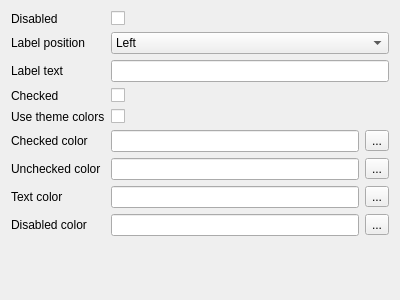
This is examples/checkboxsettingsform.ui in sebcaux/qt-material-widgets as Qt 5 draws it before an edit. The edited form follows.
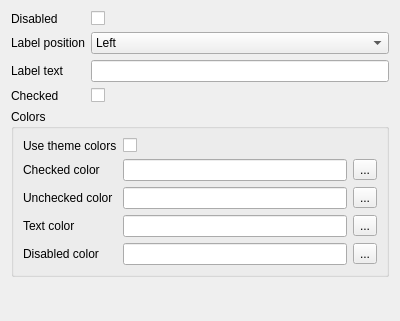
This is the edited form.

Commit message: [examples] Reviewed layouts, added groupbox for colors

Patch:
```diff
--- a/examples/checkboxsettingsform.ui
+++ b/examples/checkboxsettingsform.ui
@@ -7,7 +7,7 @@
     <x>0</x>
     <y>0</y>
     <width>400</width>
-    <height>300</height>
+    <height>321</height>
    </rect>
   </property>
   <property name="windowTitle">
@@ -67,27 +67,37 @@
      <item row="3" column="1">
       <widget class="QCheckBox" name="checkedCheckBox"/>
      </item>
-     <item row="4" column="0">
+     <item row="4" column="0" colspan="2">
+      <widget class="QGroupBox" name="groupBox">
+       <property name="title">
+        <string>Colors</string>
+       </property>
+       <layout class="QFormLayout" name="formLayout_2">
+        <item row="0" column="0">
       <widget class="QLabel" name="useThemeColorsLabel">
        <property name="text">
         <string>Use theme colors</string>
        </property>
       </widget>
      </item>
-     <item row="4" column="1">
+        <item row="0" column="1">
       <widget class="QCheckBox" name="useThemeColorsCheckBox"/>
      </item>
-     <item row="5" column="0">
+        <item row="1" column="0">
       <widget class="QLabel" name="checkedColorLabel">
        <property name="text">
         <string>Checked color</string>
        </property>
       </widget>
      </item>
-     <item row="5" column="1">
+        <item row="1" column="1">
       <layout class="QHBoxLayout" name="horizontalLayout">
        <item>
-        <widget class="QLineEdit" name="checkedColorLineEdit"/>
+           <widget class="QLineEdit" name="checkedColorLineEdit">
+            <property name="readOnly">
+             <bool>true</bool>
+            </property>
+           </widget>
        </item>
        <item>
         <widget class="QToolButton" name="checkedColorToolButton">
@@ -98,17 +108,21 @@
        </item>
       </layout>
      </item>
-     <item row="6" column="0">
+        <item row="2" column="0">
       <widget class="QLabel" name="uncheckedColorLabel">
        <property name="text">
         <string>Unchecked color</string>
        </property>
       </widget>
      </item>
-     <item row="6" column="1">
+        <item row="2" column="1">
       <layout class="QHBoxLayout" name="horizontalLayout_2">
        <item>
-        <widget class="QLineEdit" name="uncheckedColorLineEdit"/>
+           <widget class="QLineEdit" name="uncheckedColorLineEdit">
+            <property name="readOnly">
+             <bool>true</bool>
+            </property>
+           </widget>
        </item>
        <item>
         <widget class="QToolButton" name="uncheckedColorToolButton">
@@ -119,24 +133,21 @@
        </item>
       </layout>
      </item>
-     <item row="7" column="0">
+        <item row="3" column="0">
       <widget class="QLabel" name="textColorLabel">
        <property name="text">
         <string>Text color</string>
        </property>
       </widget>
      </item>
-     <item row="8" column="0">
-      <widget class="QLabel" name="disabledColorLabel">
-       <property name="text">
-        <string>Disabled color</string>
-       </property>
-      </widget>
-     </item>
-     <item row="7" column="1">
+        <item row="3" column="1">
       <layout class="QHBoxLayout" name="horizontalLayout_3">
        <item>
-        <widget class="QLineEdit" name="textColorLineEdit"/>
+           <widget class="QLineEdit" name="textColorLineEdit">
+            <property name="readOnly">
+             <bool>true</bool>
+            </property>
+           </widget>
        </item>
        <item>
         <widget class="QToolButton" name="textColorToolButton">
@@ -147,10 +158,21 @@
        </item>
       </layout>
      </item>
-     <item row="8" column="1">
+        <item row="4" column="0">
+         <widget class="QLabel" name="disabledColorLabel">
+          <property name="text">
+           <string>Disabled color</string>
+          </property>
+         </widget>
+        </item>
+        <item row="4" column="1">
       <layout class="QHBoxLayout" name="horizontalLayout_4">
        <item>
-        <widget class="QLineEdit" name="disabledColorLineEdit"/>
+           <widget class="QLineEdit" name="disabledColorLineEdit">
+            <property name="readOnly">
+             <bool>true</bool>
+            </property>
+           </widget>
        </item>
        <item>
         <widget class="QToolButton" name="disabledColorToolButton">
@@ -160,6 +182,9 @@
         </widget>
        </item>
       </layout>
+        </item>
+       </layout>
+      </widget>
      </item>
     </layout>
    </item>
```
Lines whose indentation alone changed are shown as unchanged. The commit also changes 11 other files.
